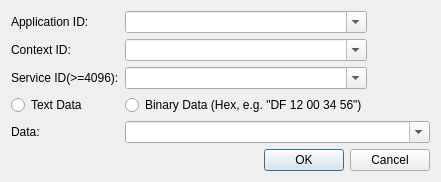
Qt form src/injectiondialog.ui (WinvicWang/dlt-viewer-for-adb) before a commit.
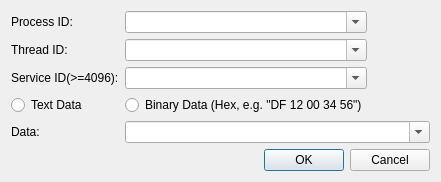
The same form after that commit. Icons and pictures are not drawn.

```diff
--- a/src/injectiondialog.ui
+++ b/src/injectiondialog.ui
@@ -28,7 +28,7 @@
    <item row="0" column="0">
     <widget class="QLabel" name="label">
      <property name="text">
-      <string>Application ID:</string>
+      <string>Process ID:</string>
      </property>
     </widget>
    </item>
@@ -52,7 +52,7 @@
    <item row="1" column="0">
     <widget class="QLabel" name="label_2">
      <property name="text">
-      <string>Context ID:</string>
+      <string>Thread ID:</string>
      </property>
     </widget>
    </item>
```
Left out of the diff: 8 changed lines with no effect on the pictures.
